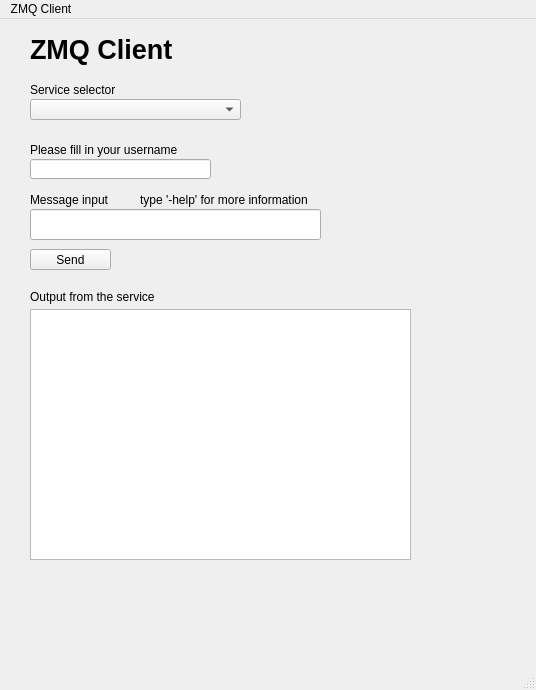
driesnuttin25/Pxl_Benternet, file Benthernet/ZMQClientGUI/mainwindow.ui: the form before one commit.
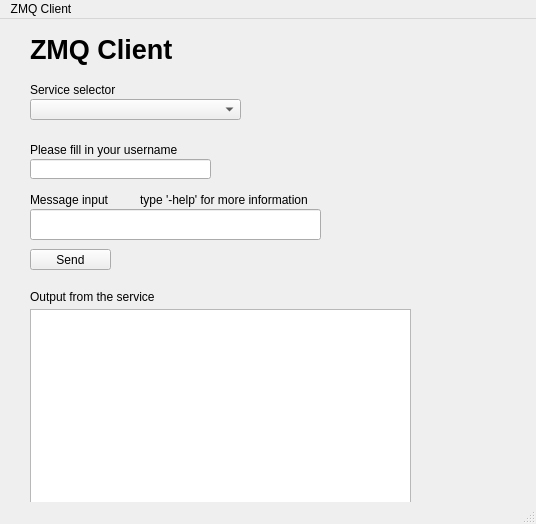
The form after the commit.

Diff of the .ui file:
```diff
--- a/Benthernet/ZMQClientGUI/mainwindow.ui
+++ b/Benthernet/ZMQClientGUI/mainwindow.ui
@@ -7,7 +7,7 @@
     <x>0</x>
     <y>0</y>
     <width>536</width>
-    <height>690</height>
+    <height>524</height>
    </rect>
   </property>
   <property name="windowTitle">
```
